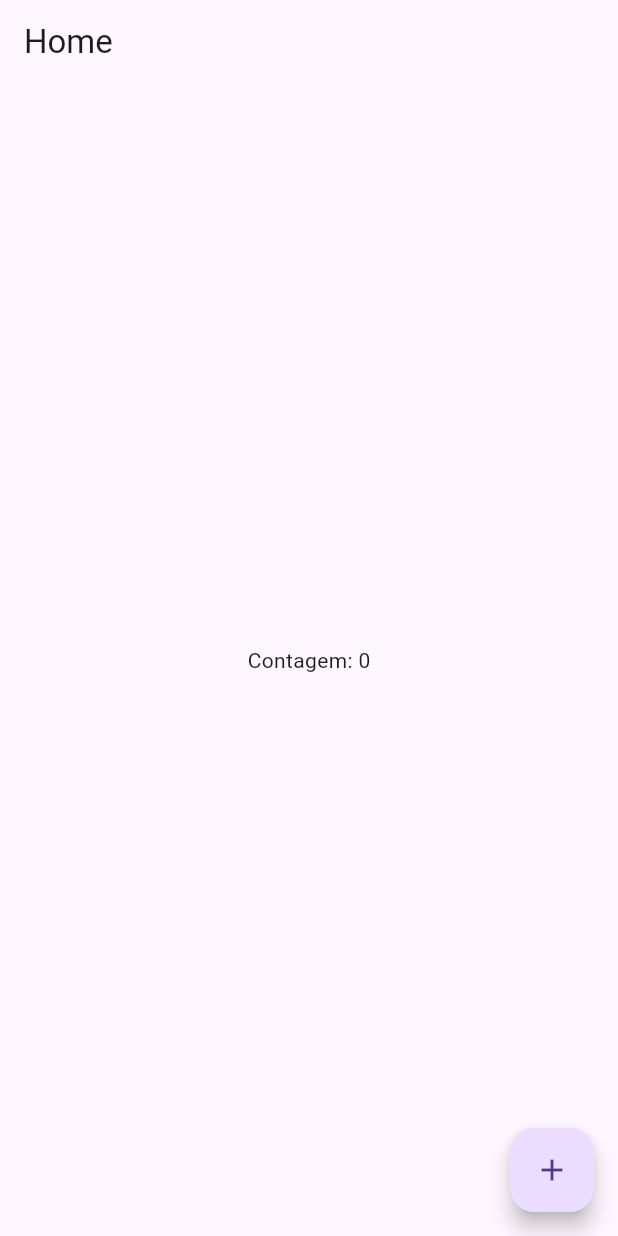
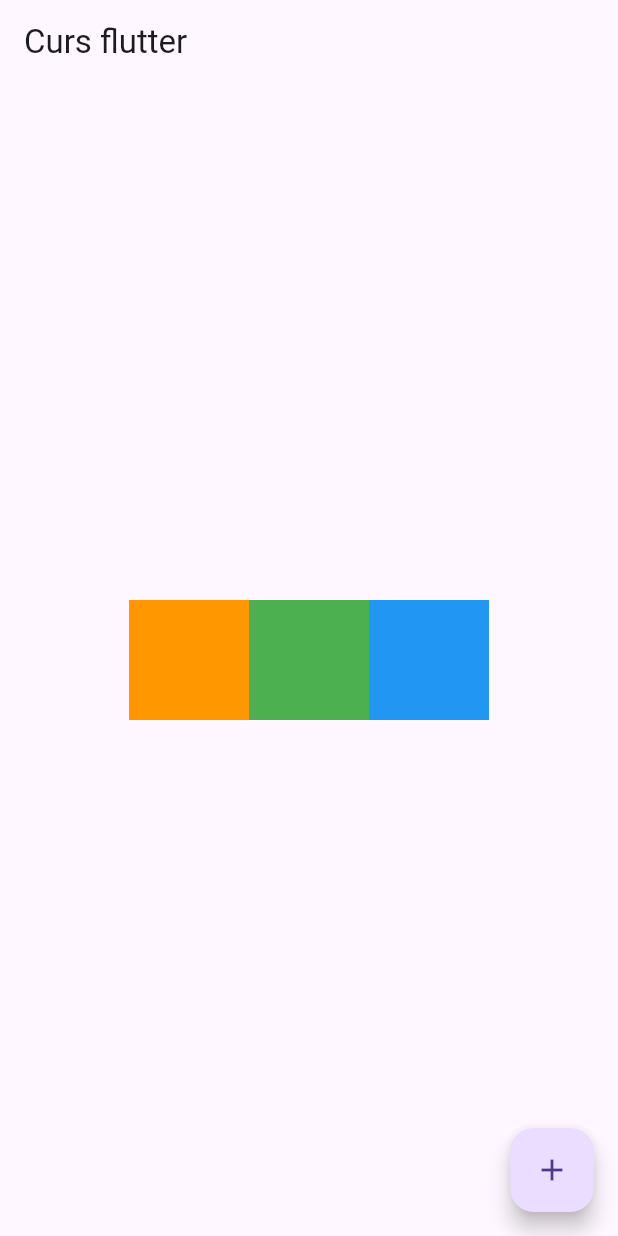
Before and after one commit to AnaLara714/first-app-flutter, a Flutter app: the screen it shows after launch, on a phone screen of 412 x 824 dp. Run offline on Flutter 3.47's test engine with Material 3 defaults, Android fonts, the phone set to English and light mode, and no system bars.

Commit message:
aplicando eixos de alinhamento do conteudo

```diff
--- a/lib/src/components/home_page.dart
+++ b/lib/src/components/home_page.dart
@@ -8,9 +8,31 @@ class HomePage extends StatelessWidget {
   Widget build(BuildContext context) {
     var controller = HomeController.of(context);
     return Scaffold(
-      appBar: AppBar(title: Text('Home')),
-      body: Center(
-        child: Center(child: Text('Contagem: ${controller.value}')),
+      appBar: AppBar(title: Text('Curs flutter')),
+      body: SizedBox(
+        width: double.infinity,
+        height: double.infinity,
+        child: Row(
+          mainAxisAlignment: MainAxisAlignment.center,
+          crossAxisAlignment: CrossAxisAlignment.center,
+          children: [
+            Container(
+              width: 80,
+              height: 80,
+              color: Colors.orange,
+            ),
+            Container(
+              width: 80,
+              height: 80,
+              color: Colors.green,
+            ),
+            Container(
+              width: 80,
+              height: 80,
+              color: Colors.blue,
+            ),
+          ],
+        ),
       ),
       floatingActionButton: FloatingActionButton(
         child: Icon(Icons.add),
```
